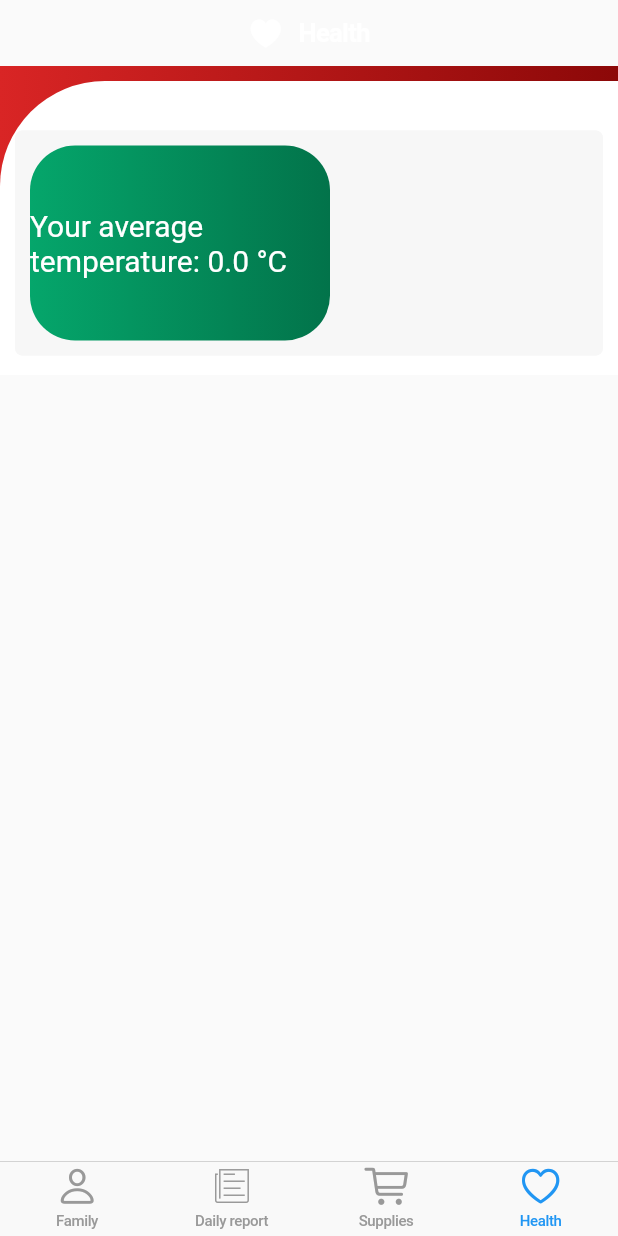
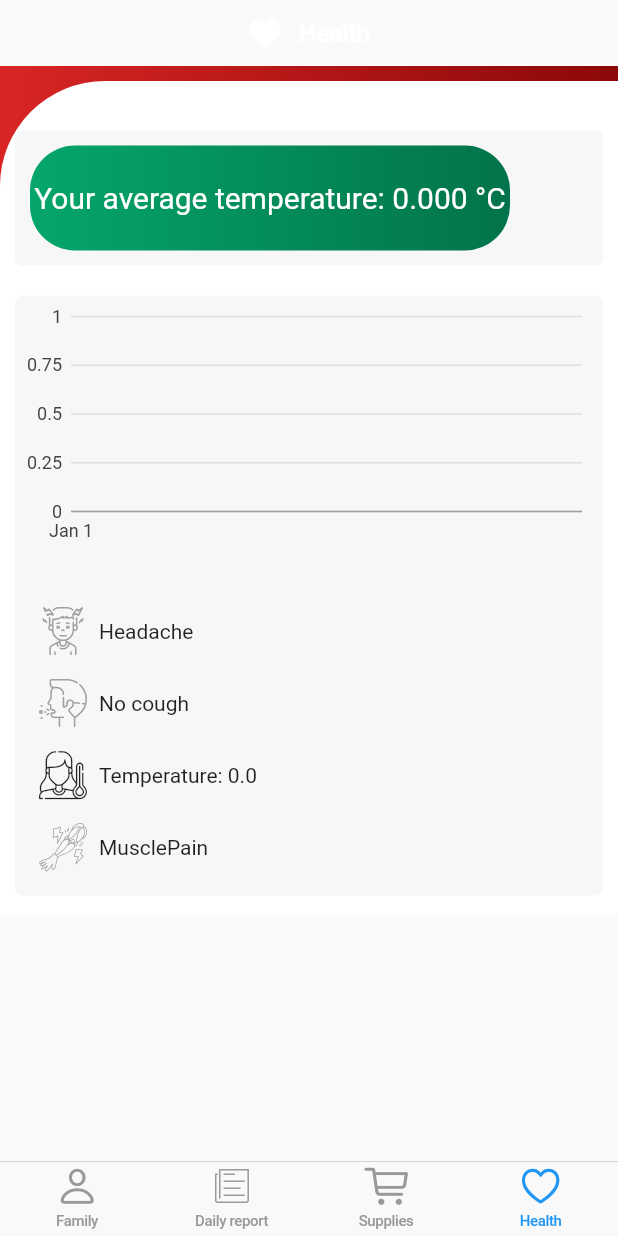
Before and after one commit to tadijam64/Iaso, a Flutter app: the Health screen opened directly, on a phone screen of 412 x 824 dp. Run offline on Flutter 3.47's test engine with Material 2 defaults, Android fonts, the phone set to English and light mode, and no system bars; our stand-ins replace charts_flutter, cloud_firestore, contacts_service, dio, get, permission_handler and 2 more; accounts and stored records are empty.

Commit message:
add health overview icons and graph

```diff
--- /dev/null
+++ b/lib/Icons/iaso_icons.dart
@@ -0,0 +1,27 @@
+/// Flutter icons Iaso
+/// Copyright (C) 2020 by original authors @ fluttericon.com, fontello.com
+/// This font was generated by FlutterIcon.com, which is derived from Fontello.
+///
+/// To use this font, place it in your fonts/ directory and include the
+/// following in your pubspec.yaml
+///
+/// flutter:
+///   fonts:
+///    - family:  Iaso
+///      fonts:
+///       - asset: fonts/Iaso.ttf
+///
+///
+///
+import 'package:flutter/widgets.dart';
+
+class Iaso {
+  Iaso._();
+
+  static const _kFontFam = 'Iaso';
+
+  static const IconData headache = IconData(0xe800, fontFamily: _kFontFam);
+  static const IconData pain__1_ = IconData(0xe801, fontFamily: _kFontFam);
+  static const IconData cough = IconData(0xe802, fontFamily: _kFontFam);
+  static const IconData fever = IconData(0xe803, fontFamily: _kFontFam);
+}
--- a/lib/Models/Health/GetHealthReportInteractor.dart
+++ b/lib/Models/Health/GetHealthReportInteractor.dart
@@ -23,16 +23,16 @@ class HealthFirebaseManager {
         .delete();
   }
 
-  Stream<Map<String, HealthCheck>> getAllHealthReportEntries(String userID) {
+  Stream<List<HealthCheck>> getAllHealthReportEntries(String userID) {
     return firestore
         .collection('users')
         .document(userID)
         .collection("health")
         .snapshots()
         .map((queryResult) {
-      return new Map.fromIterable(queryResult.documents.take(100),
-          key: (item) => item.documentID,
-          value: (item) => HealthCheck.fromJson(item.data));
+      return queryResult.documents.map((report) {
+        return HealthCheck.fromJson(report.documentID, report.data);
+      }).toList();
     });
   }
 
@@ -84,9 +84,11 @@ class HealthFirebaseManager {
         healthChecks.map((healthCheck) => healthCheck.temperature).toList();
     var temperatureAverage = getTemperatureAverage(temperatureList);
     TemperatureStatus temperatureStatus;
-    if (temperatureAverage < 37.5 && temperatureAverage >= 36.5) {
+    if (temperatureAverage >= 35.8 && temperatureAverage < 37.0) {
       temperatureStatus = TemperatureStatus.good;
-    } else if (temperatureAverage > 37.5 && temperatureAverage < 39.0) {
+    } else if (temperatureAverage > 37.0 && temperatureAverage < 38.0) {
+      temperatureStatus = TemperatureStatus.ok;
+    } else {
       temperatureStatus = TemperatureStatus.bad;
     }
 
--- a/lib/Models/Health/HealthCheck.dart
+++ b/lib/Models/Health/HealthCheck.dart
@@ -1,4 +1,5 @@
 class HealthCheck {
+  String id;
   double temperature;
   bool musclePain;
   bool headache;
@@ -6,18 +7,21 @@ class HealthCheck {
   DateTime timestamp;
 
   HealthCheck(
-      {this.temperature,
+      {this.id,
+      this.temperature,
       this.musclePain,
       this.headache,
       this.cough,
       this.timestamp});
 
-  HealthCheck.fromJson(Map<String, dynamic> json) {
+  HealthCheck.fromJson(String healthCheckID, Map<String, dynamic> json) {
+    id = healthCheckID;
     temperature = json['temperature'];
     musclePain = json['musclePain'];
     headache = json['headache'];
     cough = json['cough'];
-    //timestamp = DateTime.fromMillisecondsSinceEpoch(json['timestamp'].millisecondsSinceEpoch);
+    timestamp = DateTime.fromMillisecondsSinceEpoch(
+        json['timestamp'].millisecondsSinceEpoch);
   }
 
   Map<String, dynamic> toJson() {
--- a/lib/Models/Health/HealthOverview.dart
+++ b/lib/Models/Health/HealthOverview.dart
@@ -1,4 +1,4 @@
-enum TemperatureStatus { bad, good }
+enum TemperatureStatus { bad, ok, good }
 
 enum OverallBodyHealth { bad, ok, good }
 
@@ -7,5 +7,8 @@ class HealthOverview {
   TemperatureStatus temperatureStatus;
   OverallBodyHealth overallBodyHealth;
 
-  HealthOverview({this.temperatureAverage, this.temperatureStatus, this.overallBodyHealth});
+  HealthOverview(
+      {this.temperatureAverage,
+      this.temperatureStatus,
+      this.overallBodyHealth});
 }
--- a/lib/Views/Health.dart
+++ b/lib/Views/Health.dart
@@ -2,7 +2,8 @@ import 'package:flutter/cupertino.dart';
 import 'package:flutter/material.dart';
 import 'package:iaso/Common/AppBarGradient.dart';
 import 'package:iaso/Common/Menu.dart';
-import 'package:iaso/Widget/HealthOverviewTile.dart';
+import 'package:iaso/Widget/TemperatureGraphTile.dart';
+import 'package:iaso/Widget/TemperatureOverviewTile.dart';
 
 class Health extends StatefulWidget {
   HealthState createState() => new HealthState();
@@ -21,7 +22,6 @@ class HealthState extends State<Health> {
 
   //Gradient
   Color gradientStart = Color(0xFFD92525), gradientEnd = Color(0xFF8C0808);
-  //Color gradientStart = Colors.green, gradientEnd = Colors.lightGreen;
 
   Widget pageScafold() {
     return CupertinoTabScaffold(
@@ -93,14 +93,18 @@ class HealthState extends State<Health> {
           SizedBox(
             height: 20,
           ),
+          Center(child: TemperatureOverviewTile()),
+          SizedBox(
+            height: 20,
+          ),
           Container(
             width: double.infinity,
-            height: 150,
+            height: 400,
             decoration: BoxDecoration(
                 color: Color(0xFFF7F7F7),
                 borderRadius: BorderRadius.all(Radius.circular(5))),
-            child: Center(child: HealthTile()),
-          ),
+            child: Center(child: TemperatureGraphTile()),
+          )
         ],
       ),
     ));
--- a/lib/Widget/HealthOverviewTile.dart
+++ b/lib/Widget/HealthOverviewTile.dart
@@ -1,78 +1,87 @@
+import 'package:flutter/cupertino.dart';
 import 'package:flutter/material.dart';
-import 'package:iaso/Common/Settings.dart';
-import 'package:iaso/Models/Health/GetHealthReportInteractor.dart';
-import 'package:iaso/Models/Health/HealthOverview.dart';
+import 'package:iaso/Icons/iaso_icons.dart';
+import 'package:iaso/Models/Health/HealthCheck.dart';
 
-class HealthTile extends StatefulWidget {
-  HealthTileState createState() => new HealthTileState();
-}
+class HealthOverviewTile extends StatelessWidget {
+  final HealthCheck healthCheck;
 
-class HealthTileState extends State<HealthTile> {
-  OverallBodyHealth status = OverallBodyHealth.good;
-  String temperatureAverage = "";
-  HealthFirebaseManager healthManager = HealthFirebaseManager();
-
-  List<Color> _getStatusColors() {
-    switch (status) {
-      case OverallBodyHealth.good:
-        return [Color(0xFF05A66B), Color(0xFF02734A)];
-      case OverallBodyHealth.ok:
-        return [Color(0xFFF2CB05), Color(0xFFF2B705)];
-      case OverallBodyHealth.bad:
-        return [Color(0xFFD92525), Color(0xFF8C0808)];
-      default:
-        return [Color(0xFFFFF6B), Color(0xFF0F0FF)];
-    }
-  }
-
-  @override
-  void initState() {
-    super.initState();
-    HealthFirebaseManager().getAllHealthReportEntries(Settings().userId).listen((value) {
-      setState(() {
-        HealthOverview healthOverview;
-        if (value != null) {
-          healthOverview = healthManager.getHealthOverview(value.values.toList());
-        } else {
-          healthOverview = healthManager.getHealthOverview(null);
-        }
-        temperatureAverage = healthOverview.temperatureAverage.toString() + " °C";
-        status = healthOverview.overallBodyHealth;
-      });
-    });
-  }
+  HealthOverviewTile({this.healthCheck});
 
   @override
   Widget build(BuildContext context) {
     return Container(
-        width: double.infinity,
-        height: 150,
-        decoration: BoxDecoration(color: Color(0xFFF7F7F7), borderRadius: BorderRadius.all(Radius.circular(5))),
-        child: Padding(
-            padding: EdgeInsets.all(10),
-            child: Row(
-              mainAxisAlignment: MainAxisAlignment.start,
-              children: <Widget>[
-                Stack(
-                  alignment: AlignmentDirectional.center,
+        padding: const EdgeInsets.all(8),
+        child: Column(
+          children: <Widget>[
+            Container(
+                padding: const EdgeInsets.all(8),
+                child: Row(
                   children: <Widget>[
+                    Icon(
+                      Iaso.headache,
+                      color: healthCheck.headache ? Colors.blue : Colors.grey,
+                      size: 32,
+                    ),
                     Container(
-                      width: 200,
-                      height: 150,
-                      decoration:
-                          BoxDecoration(gradient: LinearGradient(colors: _getStatusColors()), borderRadius: BorderRadius.all(Radius.circular(30))),
-                      child: Center(
-                          child: Text(
-                        "Your average temperature: " + temperatureAverage,
-                        style: TextStyle(fontSize: 20, color: Colors.white),
-                      )),
+                        padding: const EdgeInsets.all(8),
+                        child: Text("Headache"))
+                  ],
+                )),
+            Container(
+                padding: const EdgeInsets.all(8),
+                child: Row(
+                  children: <Widget>[
+                    Icon(
+                      Iaso.cough,
+                      color: healthCheck.cough != 0 ? Colors.blue : Colors.grey,
+                      size: 32,
                     ),
+                    Container(
+                        padding: const EdgeInsets.all(8),
+                        child: Text(_getCoughType(healthCheck.cough)))
                   ],
-                ),
-                SizedBox(
-                  width: 20,
-                ),
-              ],
-            )));
+                )),
+            Container(
+                padding: const EdgeInsets.all(8),
+                child: Row(
+                  children: <Widget>[
+                    Icon(
+                      Iaso.fever,
+                      size: 32,
+                    ),
+                    Container(
+                        padding: const EdgeInsets.all(8),
+                        child: Text("Temperature: " +
+                            healthCheck.temperature.toString()))
+                  ],
+                )),
+            Container(
+                padding: const EdgeInsets.all(8),
+                child: Row(
+                  children: <Widget>[
+                    Icon(
+                      Iaso.pain__1_,
+                      color: healthCheck.musclePain ? Colors.blue : Colors.grey,
+                      size: 32,
+                    ),
+                    Container(
+                        padding: const EdgeInsets.all(8),
+                        child: Text("MusclePain"))
+                  ],
+                ))
+          ],
+        ));
+  }
+
+  String _getCoughType(int cough) {
+    switch (cough) {
+      case 1:
+        return "Dry cough";
+      case 2:
+        return "Productive cough";
+      default:
+        return "No cough";
+    }
   }
 }
--- /dev/null
+++ b/lib/Widget/TemperatureGraphTile.dart
@@ -0,0 +1,88 @@
+import 'package:charts_flutter/flutter.dart';
+import 'package:flutter/cupertino.dart';
+import 'package:flutter/material.dart';
+import 'package:iaso/Common/Settings.dart';
+import 'package:iaso/Models/Health/GetHealthReportInteractor.dart';
+import 'package:iaso/Models/Health/HealthCheck.dart';
+import 'package:iaso/Widget/HealthOverviewTile.dart';
+
+class TemperatureGraphTile extends StatefulWidget {
+  TemperatureGraphTileState createState() => new TemperatureGraphTileState();
+}
+
+class TemperatureGraphTileState extends State<TemperatureGraphTile> {
+  HealthFirebaseManager healthManager = HealthFirebaseManager();
+  List<HealthCheck> healthChecks = List();
+  HealthCheck selectedHealthCheck = new HealthCheck(
+      temperature: 0.0,
+      musclePain: false,
+      headache: false,
+      cough: 0,
+      timestamp: DateTime.now());
+
+  @override
+  void initState() {
+    super.initState();
+    HealthFirebaseManager()
+        .getAllHealthReportEntries(Settings().userId)
+        .listen((value) {
+      setState(() {
+        healthChecks = value;
+        healthChecks.sort((item1, item2) {
+          if (item1.timestamp.isAfter(item2.timestamp)) {
+            return 0;
+          } else {
+            return 1;
+          }
+        });
+      });
+    });
+  }
+
+  @override
+  Widget build(BuildContext context) {
+    return Container(
+      child: Column(children: <Widget>[
+        Expanded(
+            child: TimeSeriesChart(
+          mapChartData(healthChecks),
+          animate: true,
+          primaryMeasureAxis: NumericAxisSpec(
+              tickProviderSpec: new BasicNumericTickProviderSpec(
+                  zeroBound: false, desiredTickCount: 5)),
+          behaviors: [new PanAndZoomBehavior()],
+          selectionModels: [
+            new SelectionModelConfig(
+              type: SelectionModelType.info,
+              changedListener: _onSelectionChanged,
+            )
+          ],
+        )),
+        SizedBox(
+          height: 20,
+        ),
+        HealthOverviewTile(healthCheck: selectedHealthCheck)
+      ]),
+    );
+  }
+
+  /// Creates a [TimeSeriesChart] with sample data and no transition.
+  List<Series<HealthCheck, DateTime>> mapChartData(List<HealthCheck> entries) {
+    return [
+      Series(
+          id: "Body temperature",
+          data: entries,
+          domainFn: (HealthCheck entry, _) => entry.timestamp,
+          measureFn: (HealthCheck entry, _) => entry.temperature)
+    ];
+  }
+
+  _onSelectionChanged(SelectionModel model) {
+    if (model.hasDatumSelection) {
+      // Request a build.
+      setState(() {
+        selectedHealthCheck = model.selectedDatum[0].datum;
+      });
+    }
+  }
+}
--- /dev/null
+++ b/lib/Widget/TemperatureOverviewTile.dart
@@ -0,0 +1,86 @@
+import 'package:flutter/cupertino.dart';
+import 'package:flutter/material.dart';
+import 'package:iaso/Common/Settings.dart';
+import 'package:iaso/Models/Health/GetHealthReportInteractor.dart';
+import 'package:iaso/Models/Health/HealthOverview.dart';
+
+class TemperatureOverviewTile extends StatefulWidget {
+  TemperatureOverviewTileState createState() =>
+      new TemperatureOverviewTileState();
+}
+
+class TemperatureOverviewTileState extends State<TemperatureOverviewTile> {
+  TemperatureStatus status = TemperatureStatus.good;
+  String temperatureAverage = "";
+  HealthFirebaseManager healthManager = HealthFirebaseManager();
+
+  List<Color> _getStatusColors() {
+    switch (status) {
+      case TemperatureStatus.good:
+        return [Color(0xFF05A66B), Color(0xFF02734A)];
+      case TemperatureStatus.ok:
+        return [Color(0xFFF2CB05), Color(0xFFF2B705)];
+      case TemperatureStatus.bad:
+        return [Color(0xFFD92525), Color(0xFF8C0808)];
+      default:
+        return [Color(0xFFFFF6B), Color(0xFF0F0FF)];
+    }
+  }
+
+  @override
+  void initState() {
+    super.initState();
+    HealthFirebaseManager()
+        .getAllHealthReportEntries(Settings().userId)
+        .listen((value) {
+      setState(() {
+        HealthOverview healthOverview;
+        if (value != null) {
+          healthOverview = healthManager.getHealthOverview(value);
+        } else {
+          healthOverview = healthManager.getHealthOverview(null);
+        }
+        temperatureAverage =
+            healthOverview.temperatureAverage.toStringAsPrecision(4) + " °C";
+        status = healthOverview.temperatureStatus;
+      });
+    });
+  }
+
+  @override
+  Widget build(BuildContext context) {
+    return Container(
+        width: double.infinity,
+        height: 90,
+        decoration: BoxDecoration(
+            color: Color(0xFFF7F7F7),
+            borderRadius: BorderRadius.all(Radius.circular(5))),
+        child: Padding(
+            padding: EdgeInsets.all(10),
+            child: Row(
+              mainAxisAlignment: MainAxisAlignment.start,
+              children: <Widget>[
+                Stack(
+                  alignment: AlignmentDirectional.center,
+                  children: <Widget>[
+                    Container(
+                      width: 320,
+                      height: 150,
+                      decoration: BoxDecoration(
+                          gradient: LinearGradient(colors: _getStatusColors()),
+                          borderRadius: BorderRadius.all(Radius.circular(30))),
+                      child: Center(
+                          child: Text(
+                        "Your average temperature: " + temperatureAverage,
+                        style: TextStyle(fontSize: 20, color: Colors.white),
+                      )),
+                    ),
+                  ],
+                ),
+                SizedBox(
+                  width: 20,
+                )
+              ],
+            )));
+  }
+}
```
Also changed, not shown: lib/Icons/config.json (added, +66 -0 lines), lib/Views/Family.dart (+10 -20 lines), pubspec.yaml (+13 -29 lines), icons/Iaso.ttf (added), pubspec.lock, 1 other file.
